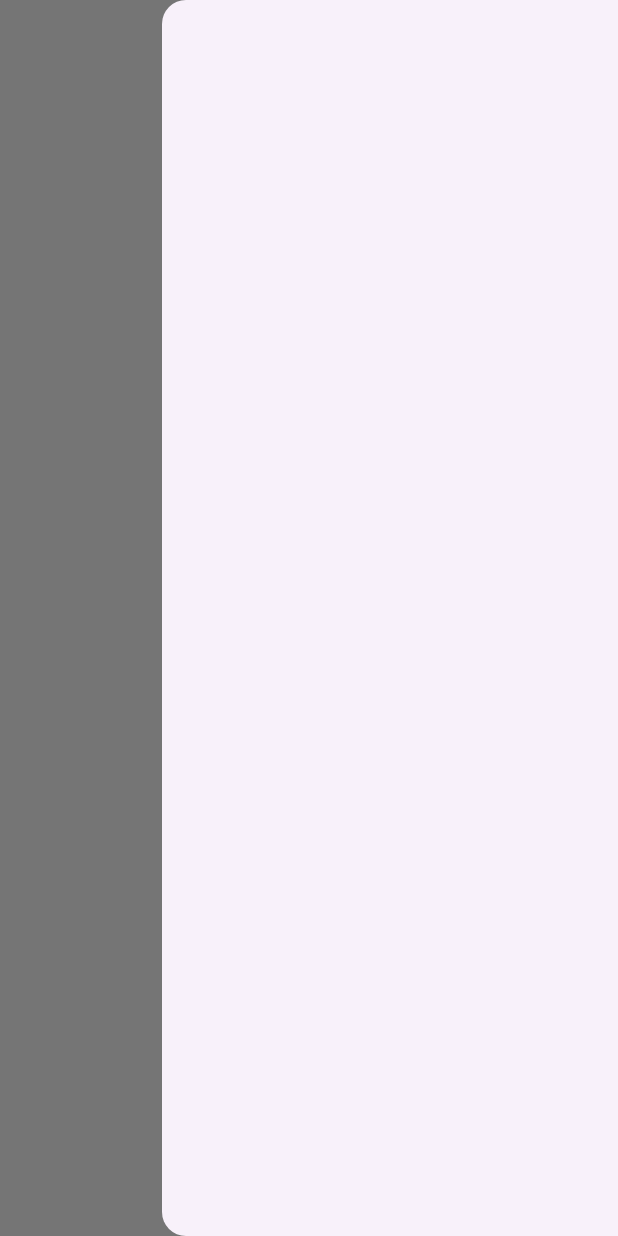
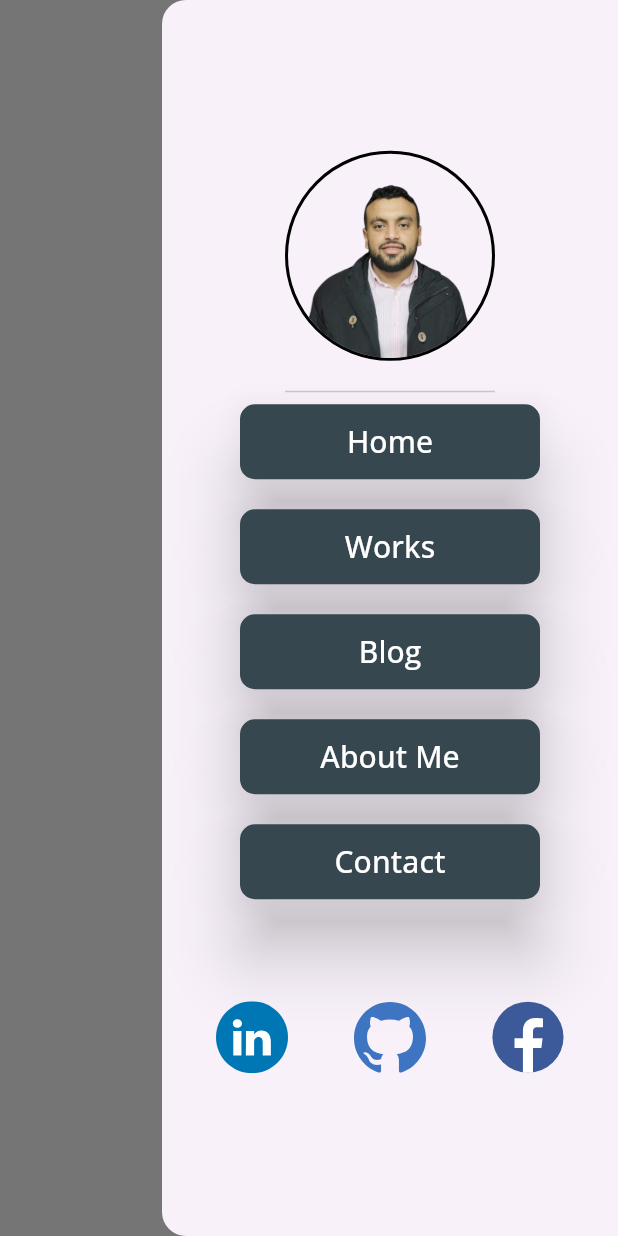
Before and after one commit to MohmedFahmy/portfolio, a Flutter app: the screen it shows after launch, with the side drawer open, on a phone screen of 412 x 824 dp. Run offline on Flutter 3.47's test engine with Material 3 defaults, Android fonts, the phone set to English and light mode, and no system bars; our stand-ins replace flutter_svg, google_fonts, url_strategy.

Commit message:
feat: Add mobile tabs widget and enhance end drawer with social media links on LandingMobilePage

```diff
--- a/lib/components.dart
+++ b/lib/components.dart
@@ -42,3 +42,30 @@ class _TabsWebState extends State<TabsWeb> {
     );
   }
 }
+
+// Mobile Tabs Widget
+class TabsMobil extends StatefulWidget {
+  const TabsMobil({super.key, required this.title, required this.route});
+  final String title;
+  final route;
+  @override
+  State<TabsMobil> createState() => _TabsMobilState();
+}
+
+class _TabsMobilState extends State<TabsMobil> {
+  @override
+  Widget build(BuildContext context) {
+    return MaterialButton(
+      onPressed: () {},
+      elevation: 20.0,
+      height: 50.0,
+      minWidth: 200.0,
+      color: Colors.blueGrey.shade800,
+      shape: RoundedRectangleBorder(borderRadius: BorderRadius.circular(10.0)),
+      child: Text(
+        widget.title,
+        style: GoogleFonts.openSans(color: Colors.white, fontSize: 20.0),
+      ),
+    );
+  }
+}
--- a/lib/mobile/landing_mobile_page.dart
+++ b/lib/mobile/landing_mobile_page.dart
@@ -1,4 +1,7 @@
 import 'package:flutter/material.dart';
+import 'package:flutter_svg/svg.dart';
+import 'package:portfolio/components.dart';
+import 'package:url_launcher/url_launcher.dart';
 
 class LandingMobilePage extends StatefulWidget {
   const LandingMobilePage({super.key});
@@ -18,7 +21,62 @@ class _LandingMobilePageState extends State<LandingMobilePage> {
         elevation: 0.0,
         iconTheme: const IconThemeData(size: 35.0, color: Colors.black),
       ),
-      endDrawer: Drawer(),
+      endDrawer: Drawer(
+        child: Column(
+          mainAxisAlignment: MainAxisAlignment.center,
+          children: [
+            DrawerHeader(
+              child: Container(
+                decoration: BoxDecoration(
+                  shape: BoxShape.circle,
+                  border: Border.all(color: Colors.black, width: 2.0),
+                ),
+                child: Image.asset('assets/cropped_circle_image.png'),
+              ),
+              padding: EdgeInsets.only(bottom: 20.0),
+            ),
+            TabsMobil(title: 'Home', route: '/'),
+            SizedBox(height: 20.0),
+            TabsMobil(title: 'Works', route: '/works'),
+            SizedBox(height: 20.0),
+            TabsMobil(title: 'Blog', route: '/blog'),
+            SizedBox(height: 20.0),
+            TabsMobil(title: 'About Me', route: '/about'),
+            SizedBox(height: 20.0),
+            TabsMobil(title: 'Contact', route: '/contact'),
+            SizedBox(height: 60.0),
+            Row(
+              mainAxisAlignment: MainAxisAlignment.spaceEvenly,
+              children: [
+                IconButton(
+                  icon: SvgPicture.asset('assets/linkedin.svg'),
+                  onPressed: () async {
+                    await launchUrl(
+                      Uri.parse('https://www.linkedin.com/in/mohamedfahmy00/'),
+                    );
+                  },
+                ),
+                IconButton(
+                  icon: SvgPicture.asset('assets/github.svg'),
+                  onPressed: () async {
+                    await launchUrl(
+                      Uri.parse('https://github.com/MohmedFahmy'),
+                    );
+                  },
+                ),
+                IconButton(
+                  icon: SvgPicture.asset('assets/facebook.svg', width: 48.0),
+                  onPressed: () async {
+                    await launchUrl(
+                      Uri.parse('https://web.facebook.com/mohamed.fahmey.7549'),
+                    );
+                  },
+                ),
+              ],
+            ),
+          ],
+        ),
+      ),
     );
   }
 }
```
